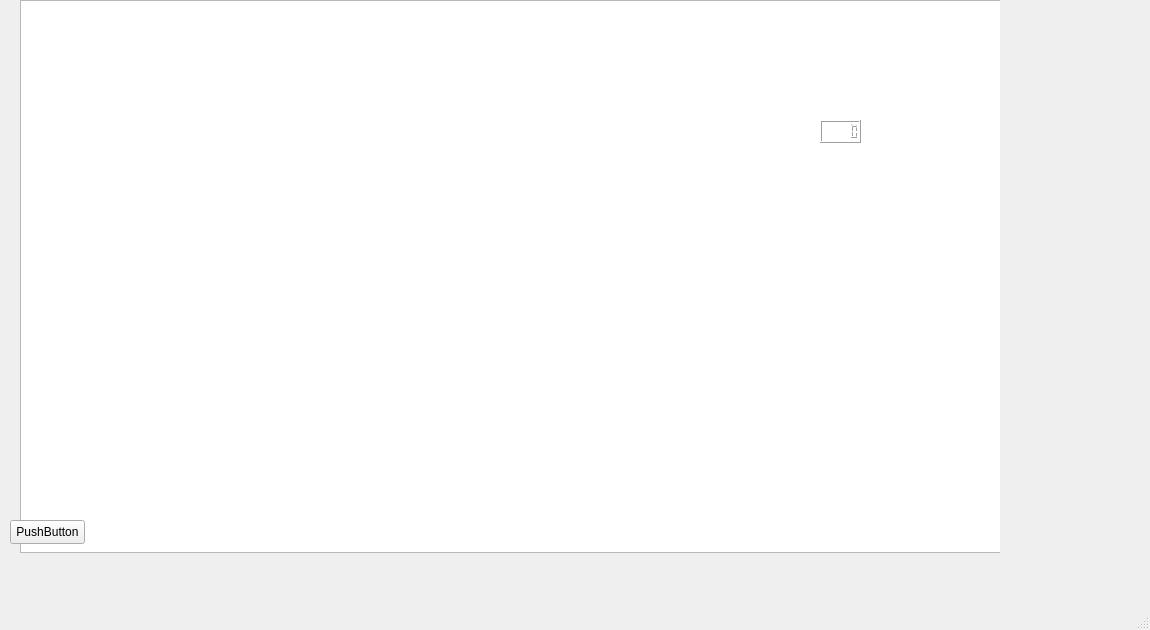
Qt form juego/juego_final/mainwindow.ui (jkeynerfernandez/proyectof) before a commit.
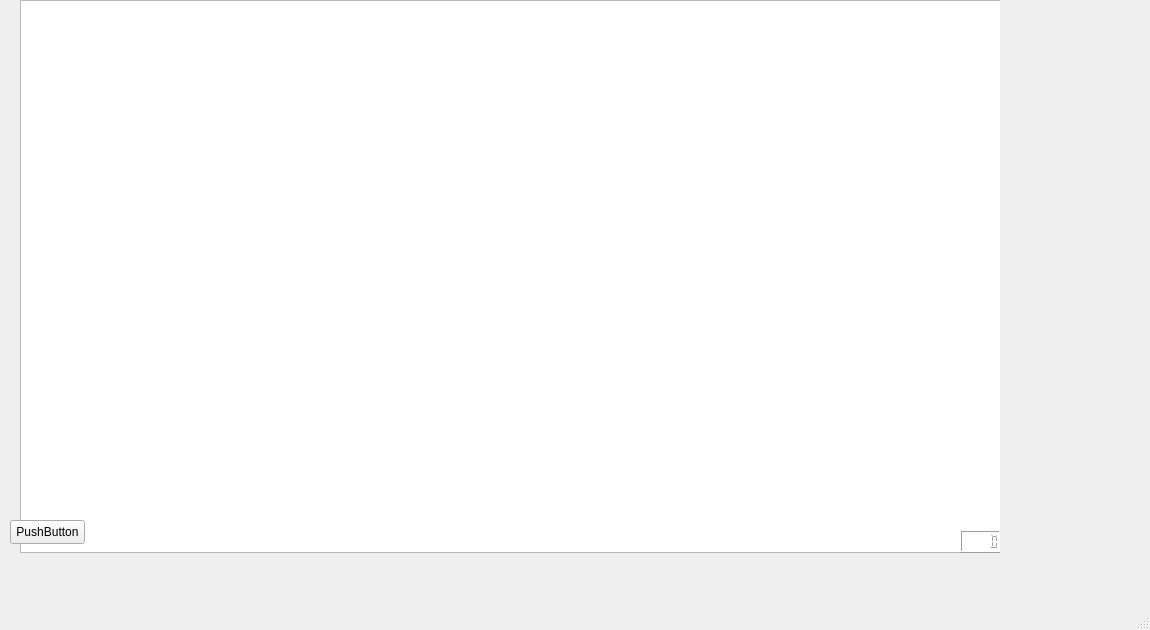
The same form after that commit. Icons and pictures are not drawn.

Patch:
```diff
--- a/juego/juego_final/mainwindow.ui
+++ b/juego/juego_final/mainwindow.ui
@@ -76,8 +76,8 @@
    <widget class="QLCDNumber" name="vidas">
     <property name="geometry">
      <rect>
-      <x>820</x>
-      <y>120</y>
+      <x>960</x>
+      <y>530</y>
       <width>41</width>
       <height>23</height>
      </rect>
```
